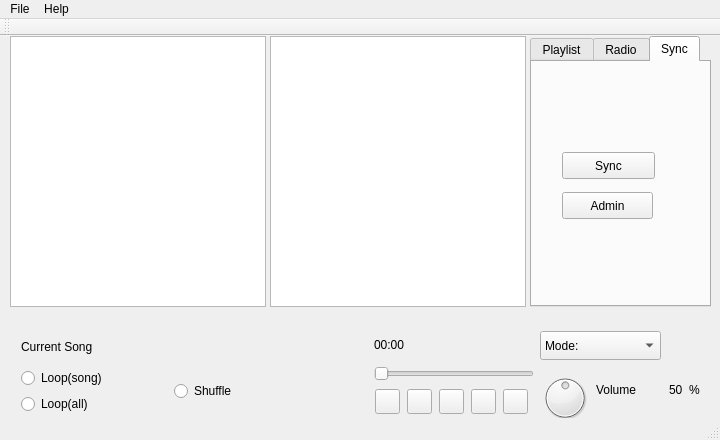
First picture: the form in src/beaglemain.ui, repository hutchgrant/BeagleTomb, before the edit.
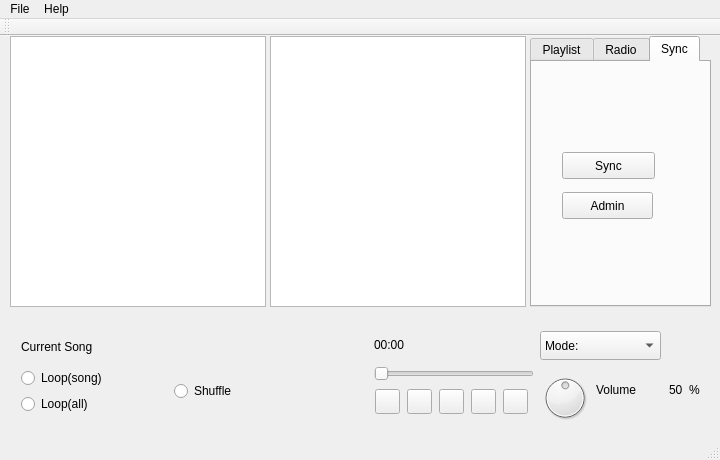
Second picture: the form after the edit. Icons and pictures are not drawn.

```diff
--- a/src/beaglemain.ui
+++ b/src/beaglemain.ui
@@ -7,13 +7,13 @@
     <x>0</x>
     <y>0</y>
     <width>720</width>
-    <height>440</height>
+    <height>460</height>
    </rect>
   </property>
   <property name="minimumSize">
    <size>
     <width>720</width>
-    <height>440</height>
+    <height>460</height>
    </size>
   </property>
   <property name="windowTitle">
```
